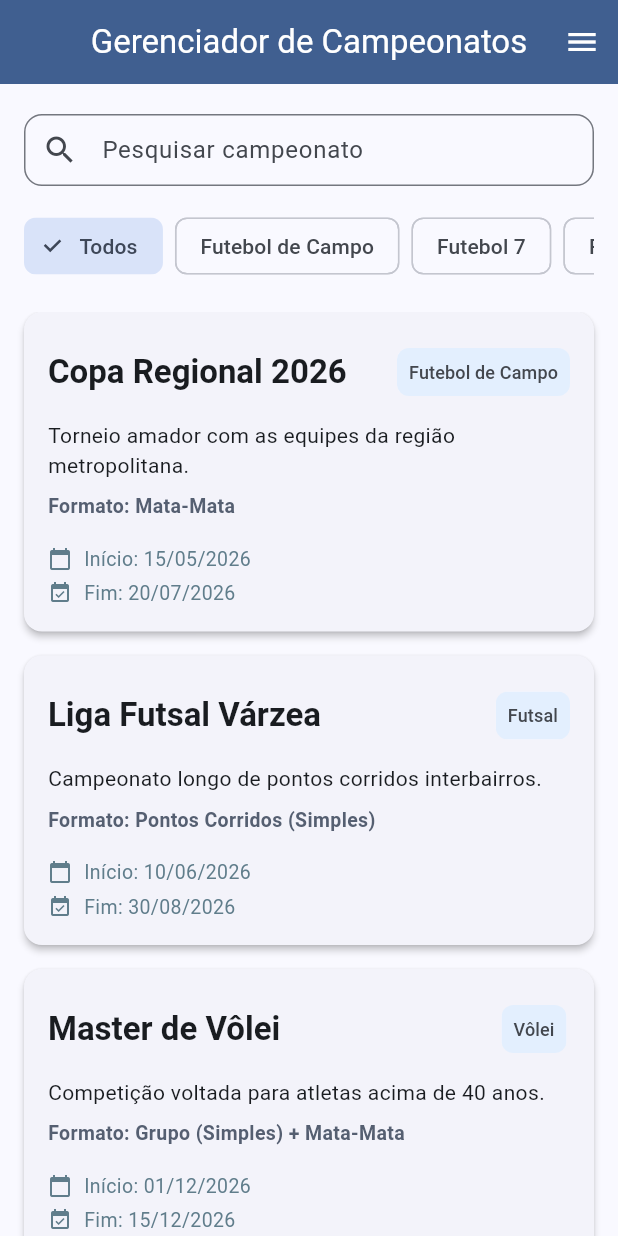
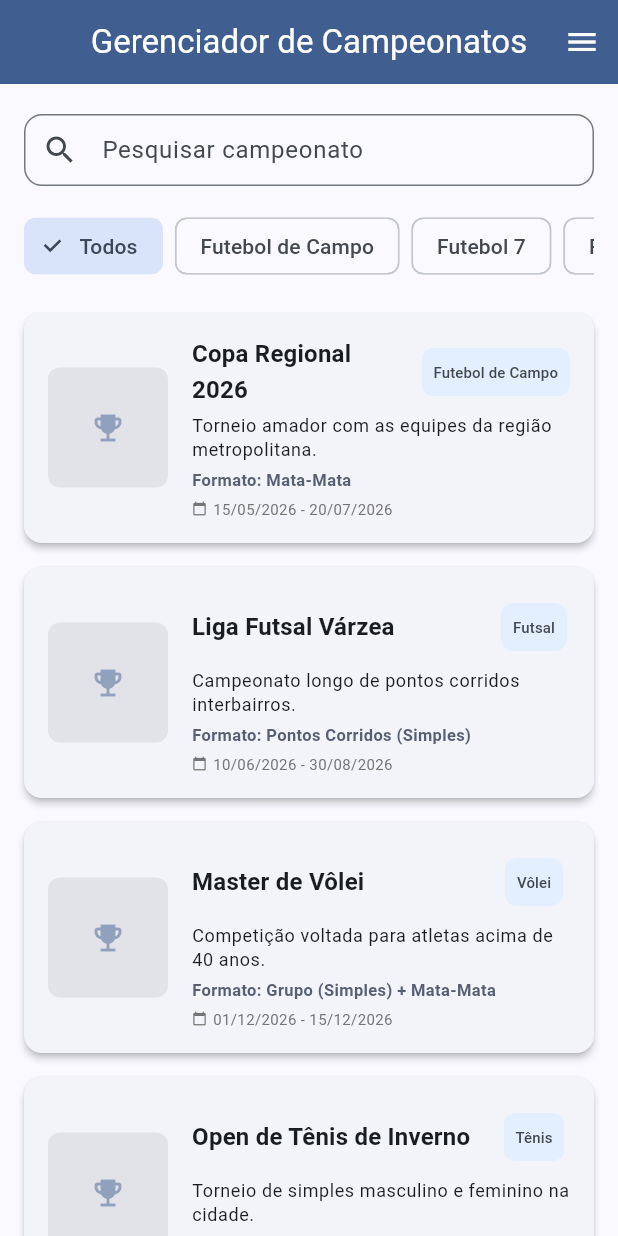
Before and after one commit to EduFranchi/championship_manager, a Flutter app: the screen it shows after launch, on a phone screen of 412 x 824 dp. Run offline on Flutter 3.47's test engine with Material 3 defaults, Android fonts, the phone set to English and light mode, and no system bars; our stand-ins replace image_picker.

Commit message:
Added ChampionshipView screen

```diff
--- a/lib/modules/championship/domain/entity/championship_entity.dart
+++ b/lib/modules/championship/domain/entity/championship_entity.dart
@@ -8,6 +8,7 @@ class ChampionshipEntity {
   final String description;
   final DateTime startDate;
   final DateTime endDate;
+  final String? imagePath;
 
   const ChampionshipEntity({
     required this.name,
@@ -16,5 +17,6 @@ class ChampionshipEntity {
     required this.description,
     required this.startDate,
     required this.endDate,
+    this.imagePath,
   });
 }
--- a/lib/modules/home/presentation/view/home_view.dart
+++ b/lib/modules/home/presentation/view/home_view.dart
@@ -1,8 +1,10 @@
+import 'dart:io';
 import 'package:flutter/material.dart';
 import 'package:championship_manager/modules/championship/domain/entity/championship_entity.dart';
 import 'package:championship_manager/modules/championship/domain/entity/enum/sport_type_enum.dart';
 import 'package:championship_manager/modules/championship/domain/entity/enum/championship_format_enum.dart';
 import 'package:championship_manager/modules/championship/presentation/view/save_championship_view.dart';
+import 'package:championship_manager/modules/championship/presentation/view/championship_view.dart';
 
 class HomeView extends StatefulWidget {
   const HomeView({super.key});
@@ -227,7 +229,18 @@ class _HomeViewState extends State<HomeView> {
                       itemBuilder: (context, index) {
                         final championship = filteredChampionships[index];
 
-                        return Card(
+                        return InkWell(
+                          onTap: () {
+                            Navigator.of(context).push(
+                              MaterialPageRoute(
+                                builder: (_) => ChampionshipView(
+                                  championship: championship,
+                                ),
+                              ),
+                            );
+                          },
+                          borderRadius: BorderRadius.circular(12),
+                          child: Card(
                             elevation: 2,
                             margin: const EdgeInsets.only(bottom: 16.0),
                             shape: RoundedRectangleBorder(
@@ -235,21 +248,57 @@ class _HomeViewState extends State<HomeView> {
                             ),
                             child: Padding(
                               padding: const EdgeInsets.all(16.0),
+                              child: Row(
+                                children: [
+                                  // Imagem/Thumbnail do Campeonato
+                                  Container(
+                                    width: 80,
+                                    height: 80,
+                                    decoration: BoxDecoration(
+                                      borderRadius: BorderRadius.circular(8),
+                                      color: Theme.of(context)
+                                          .colorScheme
+                                          .surfaceContainerHighest,
+                                      image: championship.imagePath != null
+                                          ? DecorationImage(
+                                              image: FileImage(
+                                                File(championship.imagePath!),
+                                              ),
+                                              fit: BoxFit.contain,
+                                            )
+                                          : null,
+                                    ),
+                                    child: championship.imagePath == null
+                                        ? Icon(
+                                            Icons.emoji_events,
+                                            color: Theme.of(context)
+                                                .colorScheme
+                                                .primary
+                                                .withValues(alpha: 0.5),
+                                          )
+                                        : null,
+                                  ),
+                                  const SizedBox(width: 16),
+
+                                  // Detalhes do Campeonato
+                                  Expanded(
                                     child: Column(
-                              crossAxisAlignment: CrossAxisAlignment.start,
+                                      crossAxisAlignment:
+                                          CrossAxisAlignment.start,
                                       children: [
-                                // Cabeçalho do Card (Título e Esporte)
+                                        // Cabeçalho do Card (Título e Logo)
                                         Row(
                                           mainAxisAlignment:
                                               MainAxisAlignment.spaceBetween,
-                                  crossAxisAlignment: CrossAxisAlignment.center,
+                                          crossAxisAlignment:
+                                              CrossAxisAlignment.center,
                                           children: [
                                             Expanded(
                                               child: Text(
                                                 championship.name,
                                                 style: Theme.of(context)
                                                     .textTheme
-                                            .titleLarge
+                                                    .titleMedium
                                                     ?.copyWith(
                                                       fontWeight: FontWeight.bold,
                                                     ),
@@ -259,75 +308,63 @@ class _HomeViewState extends State<HomeView> {
                                             Chip(
                                               label: Text(
                                                 championship.sport.label,
-                                        style: const TextStyle(fontSize: 12),
+                                                style:
+                                                    const TextStyle(fontSize: 10),
                                               ),
-                                      backgroundColor: Colors.blue.withValues(
-                                        alpha: 0.1,
-                                      ),
+                                              backgroundColor: Colors.blue
+                                                  .withValues(alpha: 0.1),
                                               side: BorderSide.none,
                                               padding: EdgeInsets.zero,
                                             ),
                                           ],
                                         ),
-                                const SizedBox(height: 8),
+                                        const SizedBox(height: 4),
 
                                         // Descrição
                                         Text(
                                           championship.description,
-                                  style: Theme.of(context).textTheme.bodyMedium,
+                                          maxLines: 2,
+                                          overflow: TextOverflow.ellipsis,
+                                          style: Theme.of(context)
+                                              .textTheme
+                                              .bodySmall,
                                         ),
-                                const SizedBox(height: 8),
+                                        const SizedBox(height: 4),
 
                                         // Formato
                                         Text(
                                           'Formato: ${championship.format.label}',
                                           style: TextStyle(
-                                    fontSize: 13,
-                                    color: Theme.of(
-                                      context,
-                                    ).colorScheme.secondary,
+                                            fontSize: 11,
+                                            color: Theme.of(context)
+                                                .colorScheme
+                                                .secondary,
                                             fontWeight: FontWeight.w600,
                                           ),
-                                ),
-                                const SizedBox(height: 16),
-
-                                // Datas (Início e Fim)
-                                Row(
-                                  children: [
-                                    const Icon(
-                                      Icons.calendar_today,
-                                      size: 16,
-                                      color: Colors.blueGrey,
-                                    ),
-                                    const SizedBox(width: 8),
-                                    Text(
-                                      'Início: ${_formatDate(championship.startDate)}',
-                                      style: const TextStyle(
-                                        color: Colors.blueGrey,
-                                        fontSize: 13,
-                                      ),
-                                    ),
-                                  ],
                                         ),
                                         const SizedBox(height: 4),
                                         Row(
                                           children: [
-                                    const Icon(
-                                      Icons.event_available,
-                                      size: 16,
-                                      color: Colors.blueGrey,
+                                            Icon(
+                                              Icons.calendar_today,
+                                              size: 10,
+                                              color: Colors.grey[600],
                                             ),
-                                    const SizedBox(width: 8),
+                                            const SizedBox(width: 4),
                                             Text(
-                                      'Fim: ${_formatDate(championship.endDate)}',
-                                      style: const TextStyle(
-                                        color: Colors.blueGrey,
-                                        fontSize: 13,
+                                              '${_formatDate(championship.startDate)} - ${_formatDate(championship.endDate)}',
+                                              style: TextStyle(
+                                                fontSize: 10,
+                                                color: Colors.grey[600],
                                               ),
                                             ),
                                           ],
                                         ),
                                       ],
+                                    ),
+                                  ),
+                                ],
+                              ),
                             ),
                           ),
                         );
```
Also changed, not shown: lib/modules/championship/presentation/view/championship_view.dart (added, +275 -0 lines), lib/modules/championship/presentation/view/save_championship_view.dart (+76 -5 lines), pubspec.yaml (+2 -38 lines), pubspec.lock. Lines whose indentation alone changed are shown as unchanged.
